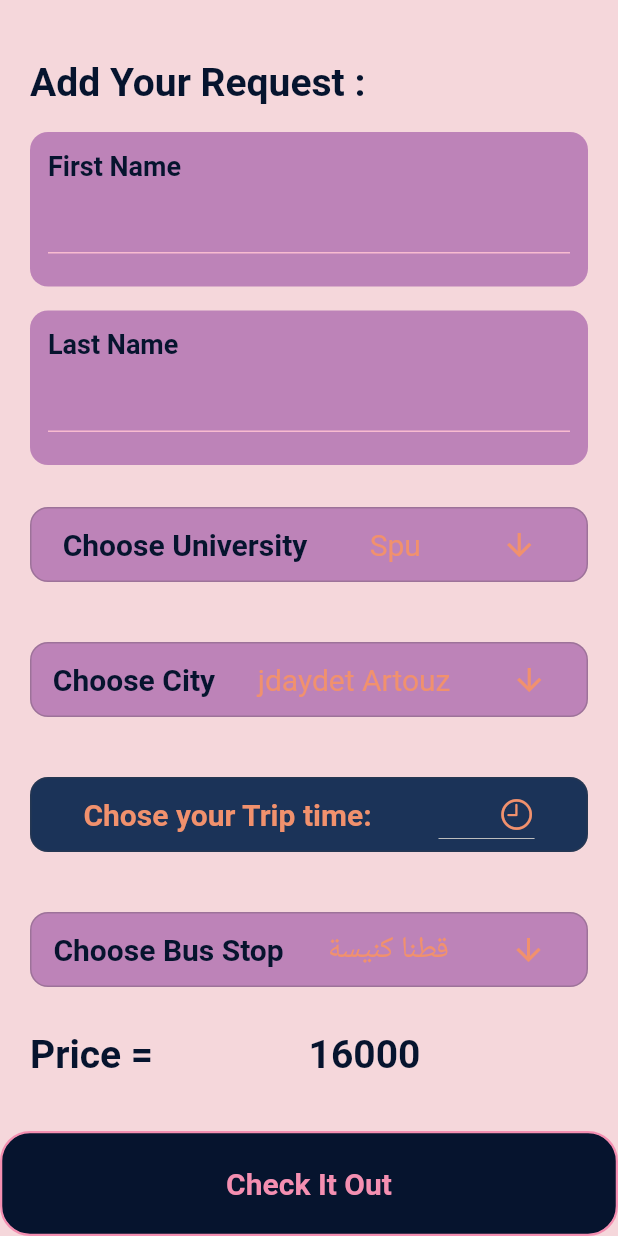
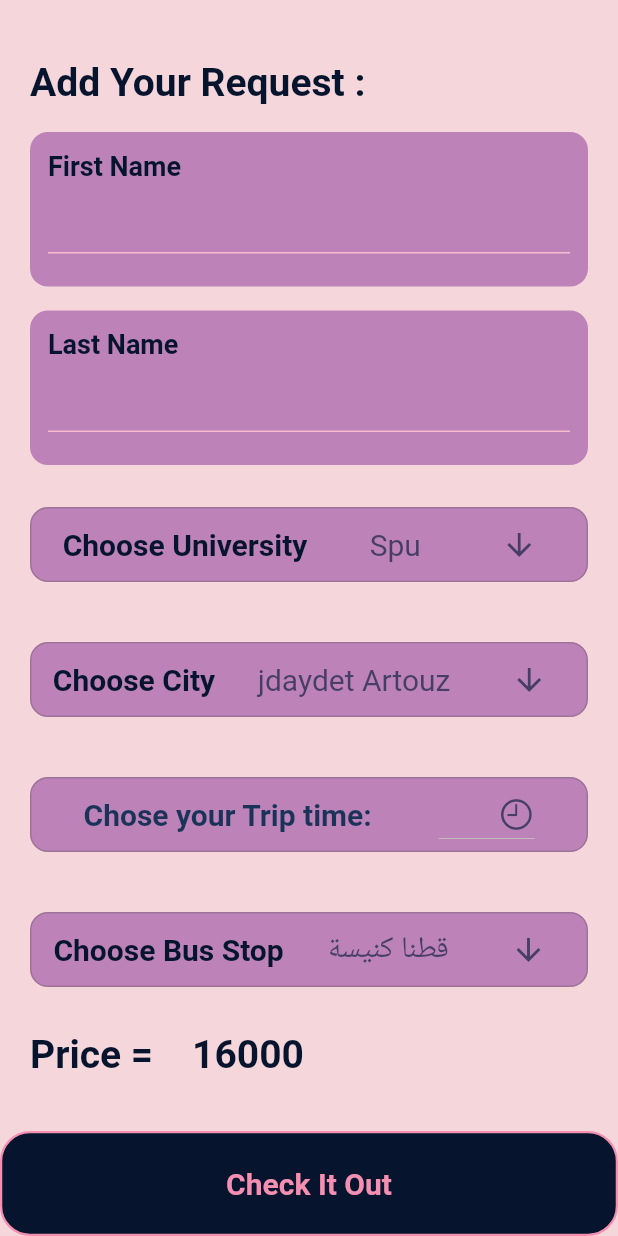
Before and after one commit to Binsin540/graduate_project, a Flutter app: the RequestPage screen opened directly, on a phone screen of 412 x 824 dp. Run offline on Flutter 3.47's test engine with Material 2 defaults, Android fonts, the phone set to English and light mode, and no system bars; our stand-ins replace flutter_svg, get; Roboto replaces fonts that are missing (Poppins).

Commit message:
ADD REQUEST

```diff
--- a/lib/data/model/request_model.dart
+++ b/lib/data/model/request_model.dart
@@ -6,22 +6,15 @@ import '../../ui/widgets/title_text.dart';
 class RequestModel {
   List<String>uniID ;
   List<String>city ;
-  List<DropdownMenuItem>tripTime ;
-  List<List>busStop ;
+  List<String>tripTime ;
+  List<dynamic>busStop ;
   String price;
   RequestModel({required this.uniID,required this.busStop, required this.city,required this.tripTime,required this.price});
 }
 
 RequestModel uireq=RequestModel(uniID: ['Spu','Iust','Aiu','Ipu','Ru','Jpu'],
   city: ['jdaydet Artouz','Mazzeh','BabToma'],
-  tripTime: [DropdownMenuItem(
-    value: '6:35',
-    child: TitleText(color: ColorPattren.orangeAccent,text: "6:35"),
-  ),
-    DropdownMenuItem(
-      value: '8:35',
-      child: TitleText(color: ColorPattren.orangeAccent,text: "8:35"),
-    )],
+  tripTime: ["6:36",'8:30','10:30'],
   busStop: [
   ['قطنا كنيسة',"كازية حمودة",'مفرق جديدة الثاني',"بحرى","ساحة بيسان","مخفر","دوار الجندي","قوس جديدة","مفرق صحنايا"],
   ["بحرى","ساحة بيسان","مخفر","دوار الجندي","قوس جديدة","مفرق صحنايا"],
--- a/lib/ui/pages/add_request_pages/request_page.dart
+++ b/lib/ui/pages/add_request_pages/request_page.dart
@@ -18,17 +18,27 @@ class RequestPage extends StatefulWidget {
 String  ?selectedTrip;
  String  busStopSelected='';
 
+
   @override
   State<RequestPage> createState() => _RequestPageState();
 }
 
 class _RequestPageState extends State<RequestPage> {
 late int bSId=0;
-
+final TextEditingController _firstNameCtrl=TextEditingController();
+final TextEditingController _LastNameCtrl=TextEditingController();
+final String uniSelect='';
+final String citySelect='';
   @override
   Widget build(BuildContext context) {
     return Scaffold(bottomNavigationBar: FlexButton(onTap: (){
-      Get.to(BusPage());
+      if(_firstNameCtrl.text==''|| _LastNameCtrl.text=='' || uniSelect==''|| citySelect==''|| widget.busStopSelected==''||widget.selectedTrip==null){
+        Get.snackbar("invalid", "");
+        print("${_firstNameCtrl.text},${_LastNameCtrl.text},$uniSelect,$citySelect,${widget.busStopSelected}");
+
+      }else{
+        print("${_firstNameCtrl.text},${_LastNameCtrl.text},$uniSelect,$citySelect,${widget.busStopSelected},${widget.selectedTrip}");
+      }
     },borderWidth: 1.5,borderColor: Colors.pink.shade200,height: 70,width: double.maxFinite,color: ColorPattren.darkAccentBlue,widget: TitleText(text: "Check It Out",color: Colors.pink.shade200),),
       backgroundColor: ColorPattren.backGroundColor,
       body: SingleChildScrollView(
@@ -48,33 +58,32 @@ late int bSId=0;
               ),
               Padding(
                 padding: const EdgeInsets.symmetric(vertical: 8.0),
-                child: TextFormO(title: 'First Name',inputType: TextInputType.name,),
+                child: TextFormO(title: 'First Name',inputType: TextInputType.name,controll: _firstNameCtrl),
               ),
               Padding(
                 padding: const EdgeInsets.symmetric(vertical: 8.0),
-                child: TextFormO(title: 'Last Name',inputType: TextInputType.name,),
+                child: TextFormO(title: 'Last Name',inputType: TextInputType.name,controll: _LastNameCtrl),
               ),
               Padding(
                 padding: const EdgeInsets.symmetric(vertical: 20.0),
-                child: ExpandSelector(title: 'Choose University',selectString: uireq.uniID,),
+                child: ExpandSelector(title: 'Choose University',selectString: uireq.uniID, sValue: uniSelect),
               ),
               Padding(
                 padding: const EdgeInsets.symmetric(vertical: 20.0),
-                child: ExpandSelector(title: 'Choose City',selectString: uireq.city,),
+                child: ExpandSelector(title: 'Choose City',selectString: uireq.city,sValue: citySelect),
               ),
 
               Padding(
                 padding: const EdgeInsets.symmetric(vertical: 20.0),
-                child: Container(
-                  child: Container(decoration: BoxDecoration(color: ColorPattren.darkBlue,borderRadius: BorderRadius.circular(12),border: Border.all(color: Color(0x42424242))),
+                child: Container(decoration: BoxDecoration(color: ColorPattren.lightPink,borderRadius: BorderRadius.circular(12),border: Border.all(color: Color(0x42424242))),
                   child: Row(
                     mainAxisAlignment: MainAxisAlignment.spaceEvenly,
                     children: [
-                        TitleText(text: "Chose your Trip time:  ",color: ColorPattren.orangeAccent),
-                        DropdownButton(icon:  Icon(CupertinoIcons.clock,color: ColorPattren.orangeAccent),
+                      TitleText(text: "Chose your Trip time:  ",color: ColorPattren.darkBlue),
+                      DropdownButton(icon:  const Icon(CupertinoIcons.clock,color: ColorPattren.darkPurple),
                         value: widget.selectedTrip,
                         elevation: 1,
-                          items: uireq.tripTime
+                        items: uireq.tripTime.map((e) => DropdownMenuItem(value: e,child: Text(e))).toList()
                         ,
                         onChanged: (value) {
                           setState(() {
@@ -91,14 +100,13 @@ late int bSId=0;
                   ),
                 ),
               ),
-              ),
               Padding(
                 padding: const EdgeInsets.symmetric(vertical: 20.0),
                 child: ExpandSelector(title: 'Choose Bus Stop',selectString:uireq.busStop[bSId],sValue:widget.busStopSelected ,),
               ),
               Padding(
-                padding:  EdgeInsets.symmetric(vertical: 10.0),
-                child: TitleText(text: 'Price =                16000',size: 26, ),
+                padding:  const EdgeInsets.symmetric(vertical: 10.0),
+                child: TitleText(text: 'Price =    16000',size: 26, ),
               ),
 
 
--- a/lib/ui/style/app_color.dart
+++ b/lib/ui/style/app_color.dart
@@ -5,9 +5,9 @@ import 'package:flutter/material.dart';
 class ColorPattren{
   static Color? backGroundColor=Color(0xfff5d7db);
   static const Color orangeAccent = Color(0xfff1916d) ;
-  static Color lightPink=const Color(0xffbd83b8);
-  static Color darkPurple= const Color(0xff473e66);
-  static Color darkBlue= const  Color(0xff1b3358) ;
+  static const Color lightPink= Color(0xffbd83b8);
+  static const Color darkPurple=  Color(0xff473e66);
+  static const Color darkBlue=   Color(0xff1b3358) ;
   static const Color darkAccentBlue=   Color(0xff06142e) ;
 
 }
--- a/lib/ui/widgets/Expand_selector.dart
+++ b/lib/ui/widgets/Expand_selector.dart
@@ -4,11 +4,11 @@ import 'package:orchid_app/ui/widgets/title_text.dart';
 
 import '../style/app_color.dart';
 class ExpandSelector extends StatefulWidget {
-   ExpandSelector({this.sValue='',required this.title,required this.selectString,Key? key}) : super(key: key);
+   ExpandSelector({required this.sValue,required this.title,required this.selectString,Key? key}) : super(key: key);
 List<dynamic>?selectString;
 String title;
-   int selectedItem=0;
-late String sValue;
+int selectedItem=0;
+late final String sValue;
 
 
 
@@ -33,7 +33,7 @@ double conHi=0;
               mainAxisAlignment: MainAxisAlignment.spaceAround,
               children: [
                 TitleText(text: widget.title),
-                SubText(text: widget.selectString![widget.selectedItem],color: ColorPattren.orangeAccent),
+                SubText(text: widget.selectString![widget.selectedItem],color: ColorPattren.darkPurple),
                 IconButton(
                     onPressed: () {
                       setState(() {
@@ -59,7 +59,7 @@ double conHi=0;
                     },
                     icon: Icon(
                       uniIcon,
-                      color: ColorPattren.orangeAccent,
+                      color: ColorPattren.darkPurple,
                     )),
               ],
             ),
```
Lines whose indentation alone changed are shown as unchanged.
